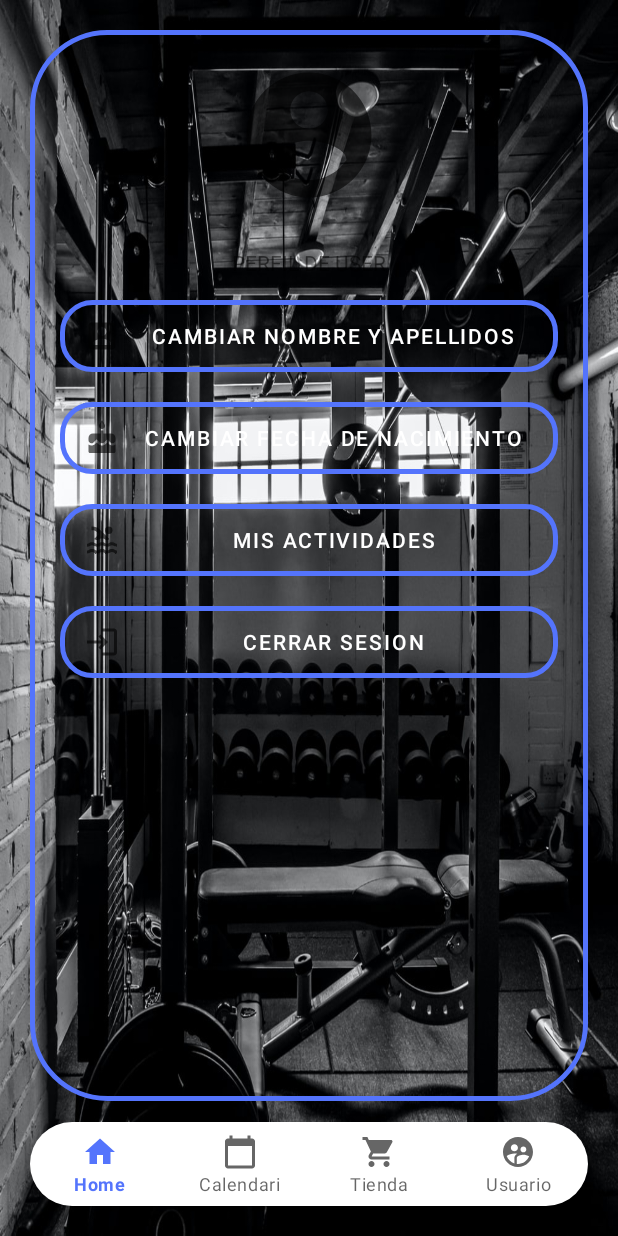
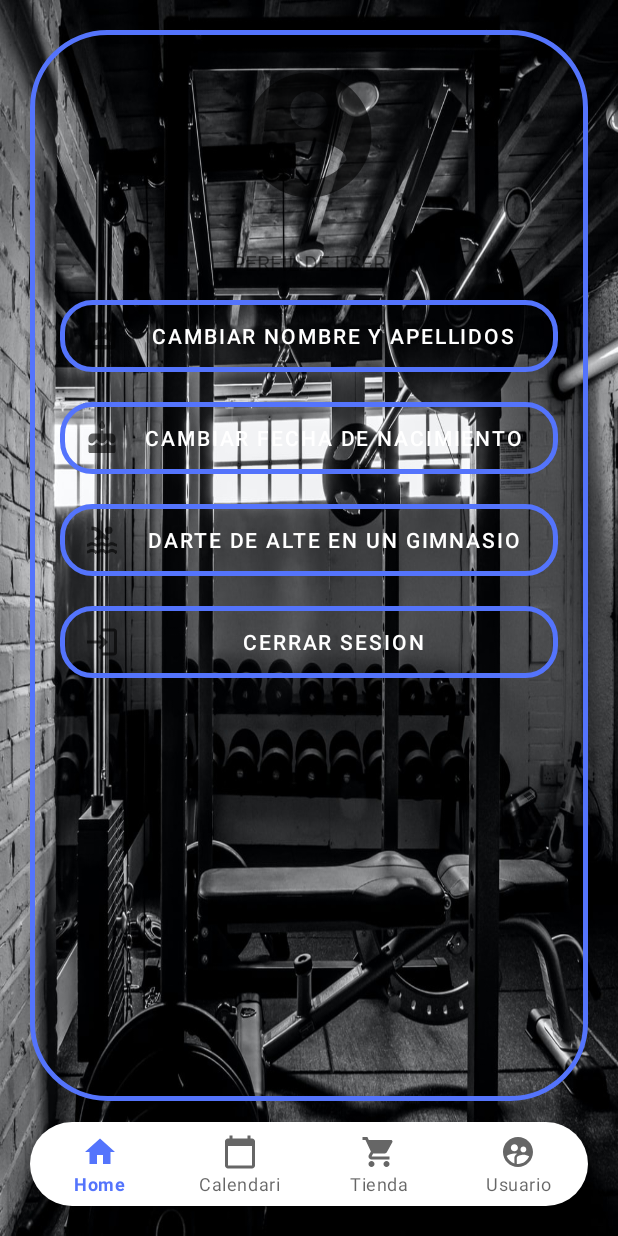
Before and after one commit to fxop0218/AdministradorGym, an Android app: the fragment UserFragment placed in its activity, on a phone screen of 412 x 824 dp. Run offline under Robolectric (Android 15) with nearby library versions, the phone set to English and light mode, and no system bars; our stand-ins replace Firebase (no records; nobody signed in at launch, a user with empty details on screens opened directly).

Commit message:
No funciona la quey que coge el gimnasio por id por un motivo que desconozco

```diff
--- a/app/src/main/java/com/example/gym/pojos/GymDAO.java
+++ b/app/src/main/java/com/example/gym/pojos/GymDAO.java
@@ -1,10 +1,11 @@
 package com.example.gym.pojos;
 import com.example.gym.Clases.Gym;
 import com.example.gym.Clases.Usuario;
+import com.google.android.gms.tasks.OnFailureListener;
 import com.google.android.gms.tasks.OnSuccessListener;
 
 public interface GymDAO {
     public void setNewGym(Gym gym);
-    public Gym getGym(int idGym) throws Exception;
+    public Gym getGym(int idGym, OnSuccessListener<Gym> listener, OnFailureListener failureListener) throws Exception;
 
 }
--- a/app/src/main/res/layout/activity_register_gym.xml
+++ b/app/src/main/res/layout/activity_register_gym.xml
@@ -32,6 +32,7 @@
                 android:layout_width="match_parent"
                 android:layout_height="45dp"
                 android:layout_marginStart="35dp"
+                android:maxLength="8"
                 android:layout_marginLeft="50dp"
                 android:layout_marginTop="20dp"
                 android:layout_marginEnd="35dp"
--- a/app/src/main/res/layout/fragment_user.xml
+++ b/app/src/main/res/layout/fragment_user.xml
@@ -54,7 +54,7 @@
                 android:text="@string/cambiar_fecha_nacimiento"/>
 
             <Button
-                android:id="@+id/bSetGym"
+                android:id="@+id/bAltaGym"
                 android:layout_width="match_parent"
                 android:layout_height="wrap_content"
                 android:layout_marginLeft="20dp"
@@ -62,8 +62,7 @@
                 android:layout_marginRight="20dp"
                 android:background="@drawable/boton2"
                 android:drawableLeft="@drawable/ic_mis_actividades"
-                android:onClick="bSetGymClick"
-                android:text="@string/mis_actividades" />
+                android:text="@string/darte_de_alte_en_un_gimnasio" />
 
             <Button
                 android:id="@+id/cerrar_sesion"
--- a/app/src/main/res/values/strings.xml
+++ b/app/src/main/res/values/strings.xml
@@ -90,4 +90,5 @@
     <string name="cintadecorrer_expl">La máquina más popular por su sencillo uso y funcionamiento. Podemos caminar sobre el tapiz rodante o correr al ritmo que deseamos ajustando la velocidad. Con ella conseguiremos una quema de grasa gradual a través del ejercicio cardiovascular y muscular. Si corremos sobre ella, lograremos una mejor amortiguación que cuando corremos en exteriores, ya que el movimiento no es exactamente idéntico: la cinta pasa y no tenemos que empujar con el glúteo. Corriendo en la calle sí.</string>
     <string name="remo">REMO</string>
     <string name="remo_exp">En esta máquina logramos un ejercicio muy completo, ya que trabajamos simultáneamente varios grupos musculares como los brazos, los glúteos o la espalda, y además a una intensidad considerable. De manera más concreta, los dorsales son los músculos que más fortaleceremos con el remo, dándole amplitud a nuestra espalda. También están implicados los pectorales, tríceps y los abdominales, aunque en menor medida. Como estamos trabajando muchos músculos a la vez, no hace falta que la intensidad del ejercicio sea muy alta, ya que el corazón aumenta su frecuencia cardíaca con relativa facilidad.</string>
+    <string name="darte_de_alte_en_un_gimnasio">Darte de alte en un gimnasio</string>
 </resources>
```
Also changed, not shown: app/src/main/java/com/example/gym/UserFragment.java (+27 -13 lines), app/src/main/java/com/example/gym/pojos/GymDAOimp.java (+12 -3 lines), app/src/main/java/com/example/gym/pojos/UsersDAOImp.java (+20 -18 lines).
